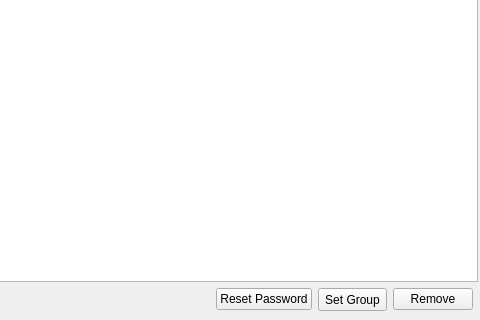
Qt form BaseClient/Source/ManageUserWidget.ui (WorksAhead/Base) before a commit; both pictures show x 296 to 776 and y 303 to 623 of the 776 by 623 pixel window.
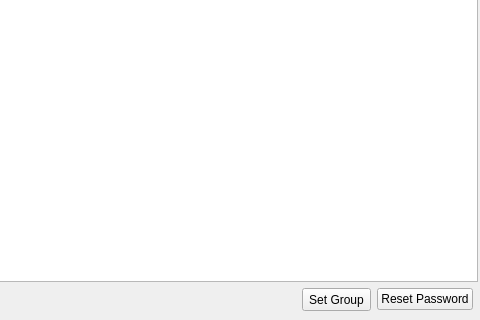
The same form after that commit.

Commit message: 去掉了删除用户按钮。

```diff
--- a/BaseClient/Source/ManageUserWidget.ui
+++ b/BaseClient/Source/ManageUserWidget.ui
@@ -104,13 +104,6 @@
        </property>
       </spacer>
      </item>
-     <item>
-      <widget class="QPushButton" name="resetPasswordButton">
-       <property name="text">
-        <string>Reset Password</string>
-       </property>
-      </widget>
-     </item>
      <item>
       <widget class="QToolButton" name="setGroupButton">
        <property name="minimumSize">
@@ -131,9 +124,9 @@
       </widget>
      </item>
      <item>
-      <widget class="QPushButton" name="removeButton">
+      <widget class="QPushButton" name="resetPasswordButton">
        <property name="text">
-        <string>Remove</string>
+        <string>Reset Password</string>
        </property>
       </widget>
      </item>
```
Left out of the diff: 8 changed lines with no effect on the pictures. The commit also changes 2 other files.
